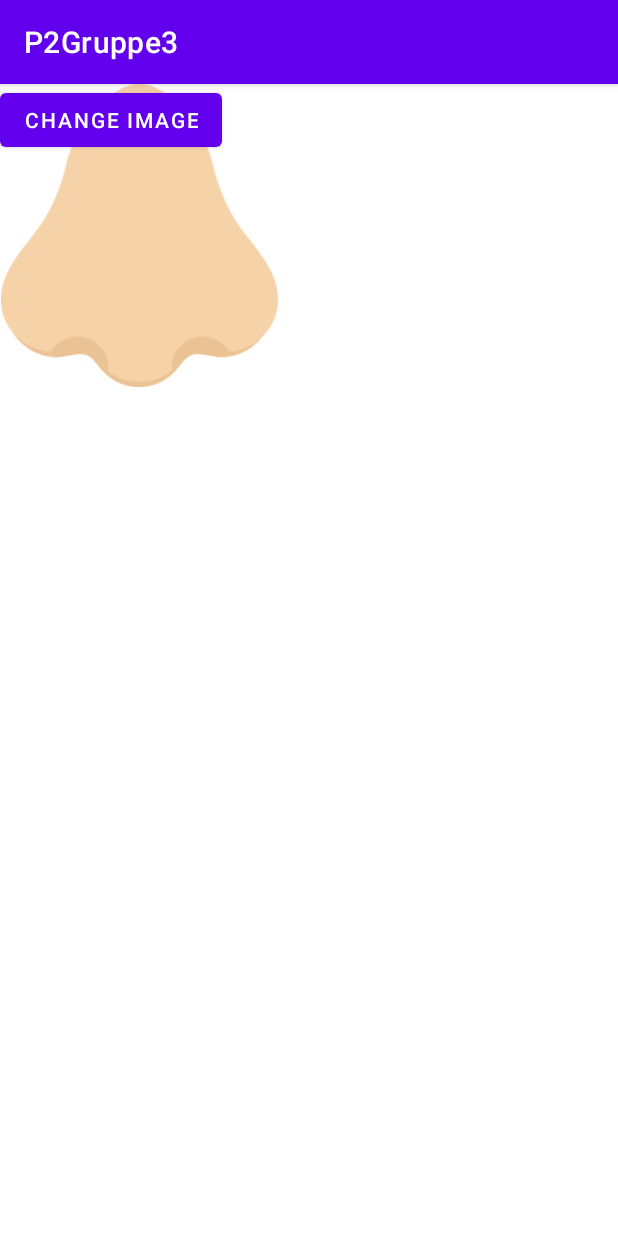
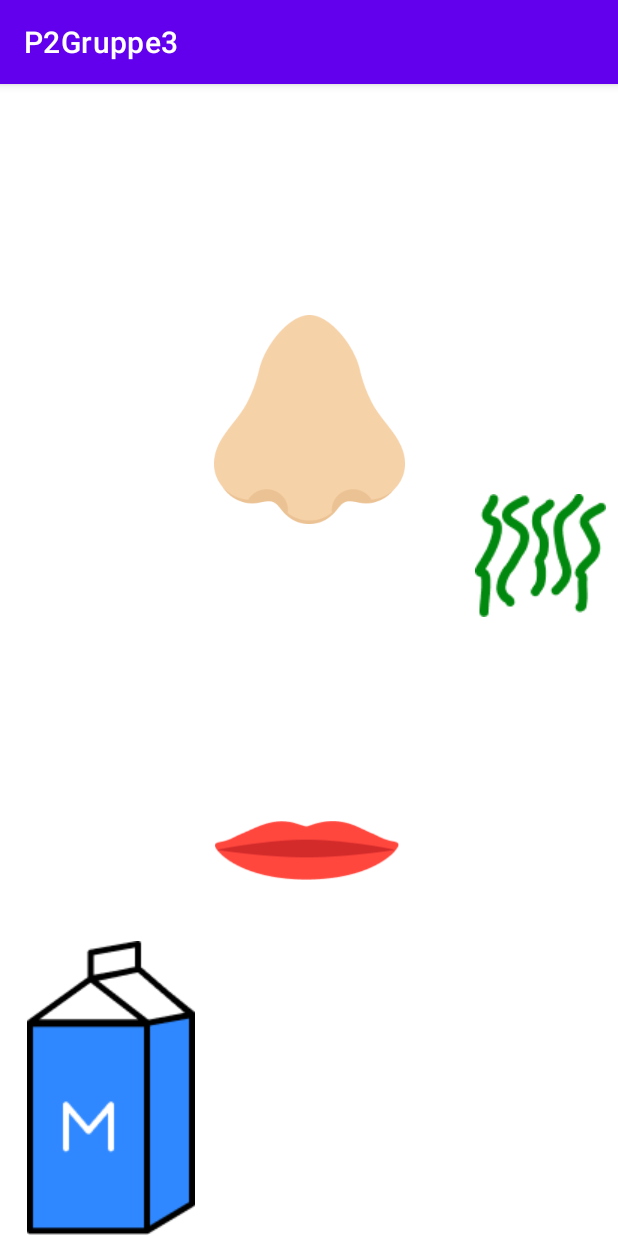
Before and after one commit to MishiMads/P2Gruppe3, an Android app: the MiniGame1 screen opened directly, with no data from a screen before it, on a phone screen of 412 x 824 dp. Run offline under Robolectric (Android 15) with nearby library versions, the phone set to English and light mode, and no system bars.

Commit message:
Første ting i mini game 1 done

```diff
--- a/app/src/main/java/com/example/p2gruppe3/MiniGame1.java
+++ b/app/src/main/java/com/example/p2gruppe3/MiniGame1.java
@@ -3,38 +3,82 @@ package com.example.p2gruppe3;
 import androidx.appcompat.app.AppCompatActivity;
 
 import android.os.Bundle;
-import android.widget.Button;
 import android.view.View;
+import android.widget.ImageButton;
 import android.widget.ImageView;
 
 public class MiniGame1 extends AppCompatActivity {
-private static ImageView imageview;
-    private static Button button;
+private static ImageView goodNose;
+private static ImageView neutralMouth;
+private static ImageView happyMouth;
+private static ImageView badMouth;
+private static ImageView bad;
+    private static ImageButton badMilkImgButton;
+
+    private static ImageButton goodMilkImgButton;
     private int currentImage;
-    int[] images={R.drawable.group_2,R.drawable.group_5};
+    int[] images={R.drawable.good_nose,R.drawable.bad_nose__1_};
+
+
+    public static void setters(ImageView badNose) {
+        MiniGame1.bad = bad;
+
+    }
+
+    public static void setGoodMilkImgButton(ImageButton goodMilkImgButton) {
+        MiniGame1.goodMilkImgButton = goodMilkImgButton;
+    }
+
     @Override
     protected void onCreate(Bundle savedInstanceState) {
         super.onCreate(savedInstanceState);
         setContentView(R.layout.activity_mini_game1);
-        buttonclick();
+        badMilkButtonClick();
+        goodMilkButtonClick();
+        bad=(ImageView)findViewById(R.id.bad);
+        bad.setVisibility(View.INVISIBLE);
+        neutralMouth=(ImageView)findViewById(R.id.neutralMouth);
+        neutralMouth.setVisibility(View.VISIBLE);
+        badMouth=(ImageView)findViewById(R.id.badMouth);
+        badMouth.setVisibility(View.INVISIBLE);
+        happyMouth=(ImageView)findViewById(R.id.happyMouth);
+        happyMouth.setVisibility(View.INVISIBLE);
     }
 
-    public void buttonclick() {
-        imageview=(ImageView)findViewById(R.id.nose);
-        button=(Button)findViewById(R.id.button);
+    public void badMilkButtonClick() {
+        goodNose = (ImageView) findViewById(R.id.goodNose);
+        badMilkImgButton = (ImageButton) findViewById(R.id.badMilk);
 
-        button.setOnClickListener(
+        badMilkImgButton.setOnClickListener(
                 new View.OnClickListener() {
                     @Override
                     public void onClick(View view) {
-                        currentImage++;
-                        currentImage=currentImage % images.length;
-                        imageview.setImageResource(images[currentImage]);
+
+                        bad.setVisibility(View.VISIBLE);
+                        neutralMouth.setVisibility(View.INVISIBLE);
+                        happyMouth.setVisibility(View.INVISIBLE);
+                        badMouth.setVisibility(View.VISIBLE);
                     }
                 }
         );
+    }
+    public void goodMilkButtonClick() {
+            goodNose = (ImageView) findViewById(R.id.goodNose);
+            goodMilkImgButton = (ImageButton) findViewById(R.id.goodMilk);
+
+            goodMilkImgButton.setOnClickListener(
+                    new View.OnClickListener() {
+                        @Override
+                        public void onClick(View view) {
+
+                            bad.setVisibility(View.INVISIBLE);
+                            badMouth.setVisibility(View.INVISIBLE);
+                            neutralMouth.setVisibility(View.INVISIBLE);
+                            happyMouth.setVisibility(View.VISIBLE);
+                        }
+                    }
+            );
 
     }
 
-
 }
--- a/app/src/main/res/layout/activity_mini_game1.xml
+++ b/app/src/main/res/layout/activity_mini_game1.xml
@@ -2,23 +2,106 @@
 <androidx.constraintlayout.widget.ConstraintLayout xmlns:android="http://schemas.android.com/apk/res/android"
     xmlns:app="http://schemas.android.com/apk/res-auto"
     xmlns:tools="http://schemas.android.com/tools"
+    android:id="@+id/ConstrainLayout"
     android:layout_width="match_parent"
     android:layout_height="match_parent"
     tools:context=".MiniGame1">
 
     <ImageView
-        android:id="@+id/nose"
-        android:layout_width="186dp"
-        android:layout_height="202dp"
-        app:srcCompat="@drawable/group_2"
-        tools:layout_editor_absoluteX="490dp"
-        tools:layout_editor_absoluteY="84dp" />
+        android:id="@+id/goodNose"
+        android:layout_width="127dp"
+        android:layout_height="150dp"
+        app:layout_constraintBottom_toBottomOf="parent"
+        app:layout_constraintEnd_toEndOf="parent"
+        app:layout_constraintStart_toStartOf="parent"
+        app:layout_constraintTop_toTopOf="parent"
+        app:layout_constraintVertical_bias="0.241"
+        app:srcCompat="@drawable/good_nose" />
 
-    <Button
-        android:id="@+id/button"
+    <ImageButton
+        android:id="@+id/goodMilk"
+        android:layout_width="139dp"
+        android:layout_height="197dp"
+        android:layout_marginStart="4dp"
+        android:backgroundTint="#FFFFFFFF"
+        app:layout_constraintBottom_toBottomOf="parent"
+        app:layout_constraintStart_toStartOf="parent"
+        app:srcCompat="@drawable/milk" />
+
+    <ImageButton
+        android:id="@+id/badMilk"
+        android:layout_width="139dp"
+        android:layout_height="197dp"
+        android:layout_marginStart="552dp"
+        android:backgroundTint="#FFFFFFFF"
+        app:layout_constraintBottom_toBottomOf="parent"
+        app:layout_constraintStart_toStartOf="parent"
+        app:layout_constraintTop_toTopOf="parent"
+        app:layout_constraintVertical_bias="1.0"
+        app:srcCompat="@drawable/milk" />
+
+    <ImageView
+        android:id="@+id/bad"
+        android:layout_width="69dp"
+        android:layout_height="85dp"
+        app:layout_constraintBottom_toBottomOf="parent"
+        app:layout_constraintEnd_toEndOf="parent"
+        app:layout_constraintHorizontal_bias="0.581"
+        app:layout_constraintStart_toStartOf="parent"
+        app:layout_constraintTop_toTopOf="parent"
+        app:layout_constraintVertical_bias="0.193"
+        app:srcCompat="@drawable/bad"
+        tools:visibility="invisible" />
+
+    <ImageView
+        android:id="@+id/Stank"
         android:layout_width="wrap_content"
         android:layout_height="wrap_content"
-        android:text="Change image"
-        tools:layout_editor_absoluteX="81dp"
-        tools:layout_editor_absoluteY="153dp" />
+        app:layout_constraintBottom_toBottomOf="@+id/badMilk"
+        app:layout_constraintEnd_toEndOf="parent"
+        app:layout_constraintHorizontal_bias="0.975"
+        app:layout_constraintStart_toStartOf="parent"
+        app:layout_constraintTop_toTopOf="parent"
+        app:layout_constraintVertical_bias="0.398"
+        app:srcCompat="@drawable/stank" />
+
+    <ImageView
+        android:id="@+id/neutralMouth"
+        android:layout_width="161dp"
+        android:layout_height="39dp"
+        app:layout_constraintBottom_toBottomOf="parent"
+        app:layout_constraintEnd_toEndOf="parent"
+        app:layout_constraintHorizontal_bias="0.496"
+        app:layout_constraintStart_toStartOf="parent"
+        app:layout_constraintTop_toTopOf="parent"
+        app:layout_constraintVertical_bias="0.674"
+        app:srcCompat="@drawable/neutral_mouth"
+        tools:visibility="visible" />
+
+    <ImageView
+        android:id="@+id/badMouth"
+        android:layout_width="164dp"
+        android:layout_height="66dp"
+        app:layout_constraintBottom_toBottomOf="parent"
+        app:layout_constraintEnd_toEndOf="parent"
+        app:layout_constraintHorizontal_bias="0.499"
+        app:layout_constraintStart_toStartOf="parent"
+        app:layout_constraintTop_toTopOf="parent"
+        app:layout_constraintVertical_bias="0.689"
+        app:srcCompat="@drawable/bad_mouth"
+        tools:visibility="invisible" />
+
+    <ImageView
+        android:id="@+id/happyMouth"
+        android:layout_width="135dp"
+        android:layout_height="46dp"
+        app:layout_constraintBottom_toBottomOf="parent"
+        app:layout_constraintEnd_toEndOf="parent"
+        app:layout_constraintStart_toStartOf="parent"
+        app:layout_constraintTop_toTopOf="parent"
+        app:layout_constraintVertical_bias="0.668"
+        app:srcCompat="@drawable/happy_mouth"
+        tools:visibility="visible" />
+
+
 </androidx.constraintlayout.widget.ConstraintLayout>
```
Also changed, not shown: app/src/main/res/drawable/bad.png (added), app/src/main/res/drawable/bad_mouth.png (added), app/src/main/res/drawable/bad_nose.png (added), app/src/main/res/drawable/bad_nose__1_.png (added), app/src/main/res/drawable/good_nose.png (renamed from app/src/main/res/drawable/group_2.png), app/src/main/res/drawable/group_5.png (deleted), app/src/main/res/drawable/happy_mouth.png (added), app/src/main/res/drawable/milk.png (added), app/src/main/res/drawable/neutral_mouth.png (added), app/src/main/res/drawable/stank.png (added).
